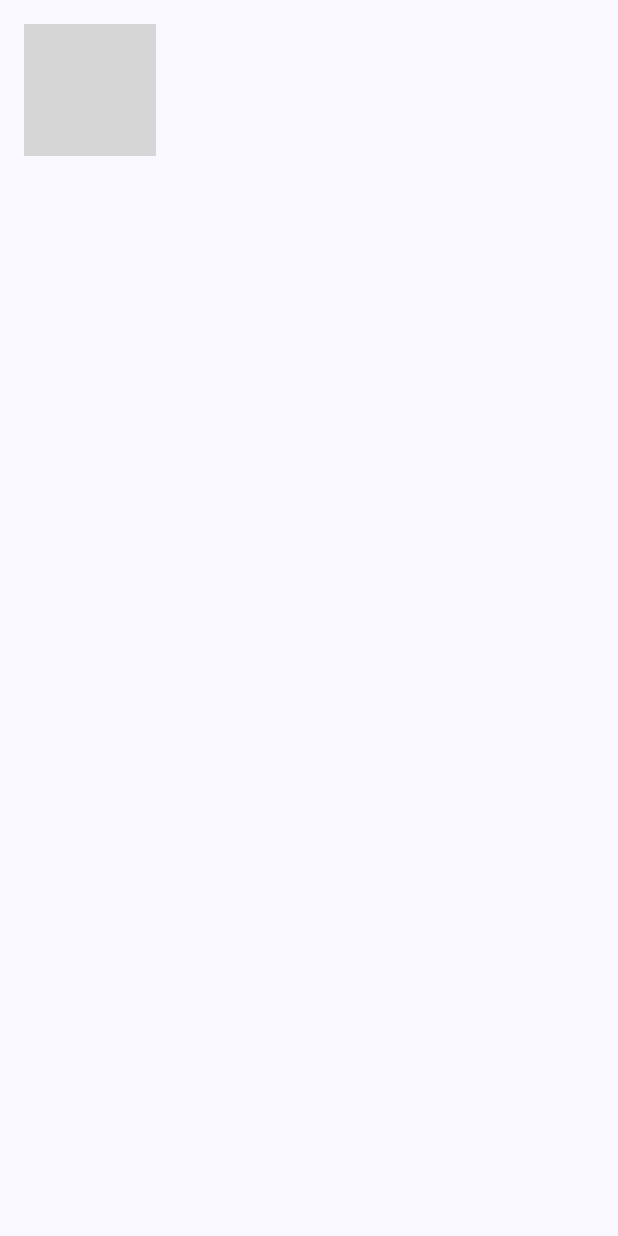
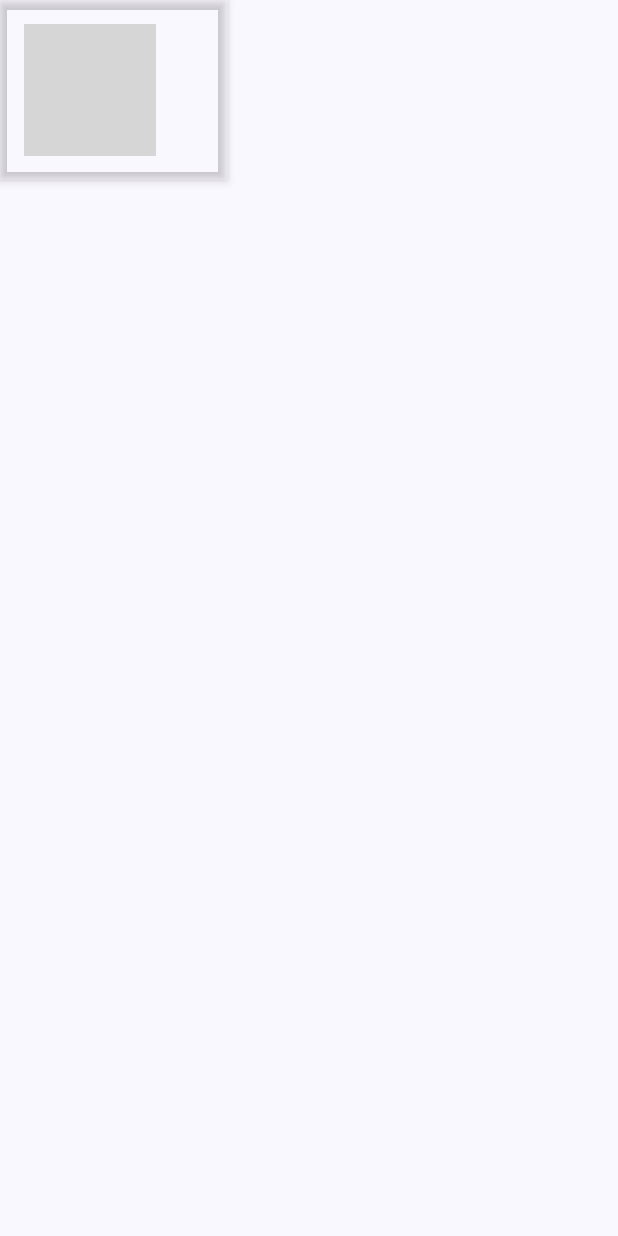
Before and after one commit to Boodyahmedhamdy/ODCAmitMealsApp, an Android app built with Jetpack Compose: the composable MealListItem shown on its own in the app's theme, on a phone screen of 412 x 824 dp. Run offline under Robolectric (Android 15) with nearby library versions, the phone set to English and light mode, and no system bars; pictures from the network do not load; grey boxes are pictures that could not be loaded.

Commit message:
added media folder with some ui inhancements

```diff
--- a/app/src/main/java/com/github/boodyahmedhamdy/odcamitmealsapp/ui/components/MealListItem.kt
+++ b/app/src/main/java/com/github/boodyahmedhamdy/odcamitmealsapp/ui/components/MealListItem.kt
@@ -11,6 +11,7 @@ import androidx.compose.runtime.Composable
 import androidx.compose.ui.Alignment
 import androidx.compose.ui.Modifier
 import androidx.compose.ui.draw.clip
+import androidx.compose.ui.draw.shadow
 import androidx.compose.ui.res.painterResource
 import androidx.compose.ui.unit.dp
 import coil.compose.AsyncImage
@@ -26,7 +27,7 @@ fun MealListItem(
     Row(
         modifier = modifier.clickable {
             onClick(state.id.toInt())
-        },
+        }.shadow(4.dp),
         verticalAlignment = Alignment.CenterVertically,
 
     ) {
--- a/app/src/main/java/com/github/boodyahmedhamdy/odcamitmealsapp/ui/screens/MainScreen.kt
+++ b/app/src/main/java/com/github/boodyahmedhamdy/odcamitmealsapp/ui/screens/MainScreen.kt
@@ -3,6 +3,7 @@ package com.github.boodyahmedhamdy.odcamitmealsapp.ui.screens
 import androidx.compose.foundation.layout.Box
 import androidx.compose.foundation.layout.fillMaxWidth
 import androidx.compose.foundation.layout.padding
+import androidx.compose.foundation.layout.size
 import androidx.compose.foundation.lazy.LazyColumn
 import androidx.compose.foundation.lazy.items
 import androidx.compose.material3.CircularProgressIndicator
@@ -24,7 +25,7 @@ fun MainScreen(
 ) {
     if(state.isLoading) {
         Box(modifier = modifier, contentAlignment = Alignment.Center) {
-            CircularProgressIndicator(modifier = modifier)
+            CircularProgressIndicator(modifier = Modifier.size(200.dp))
         }
 
     } else {
```
Also changed, not shown: 3 other files.
